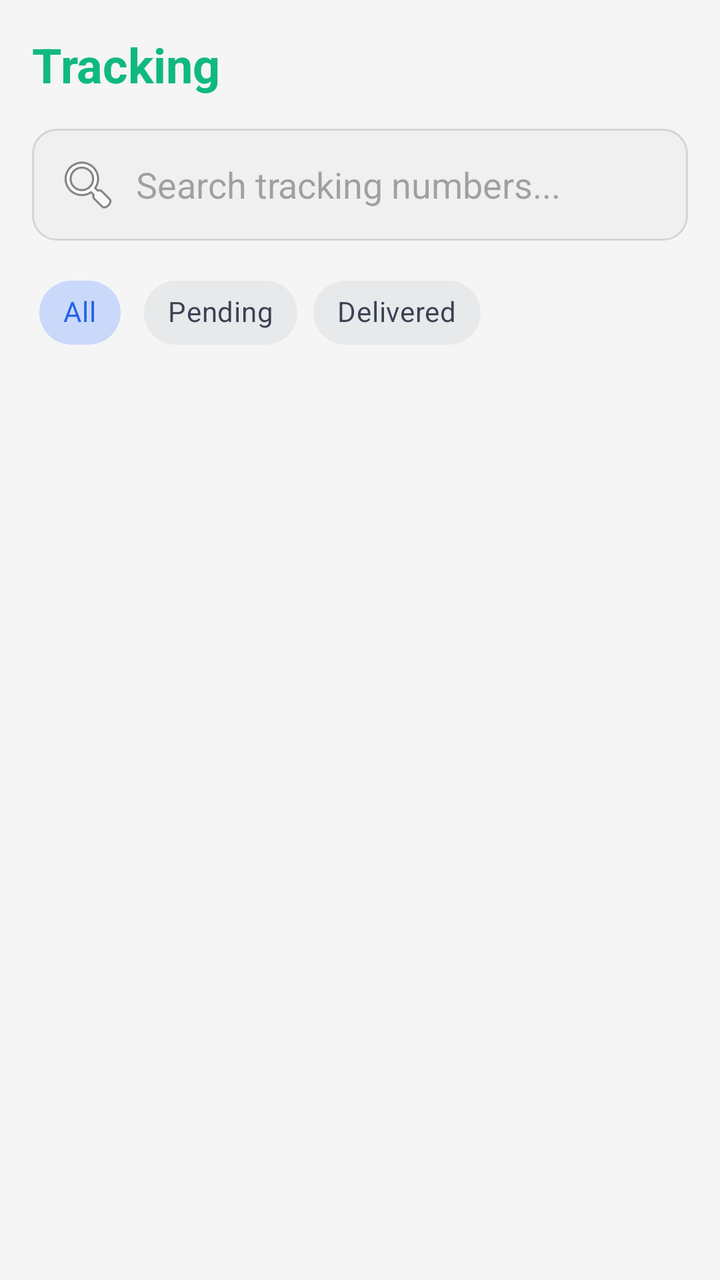
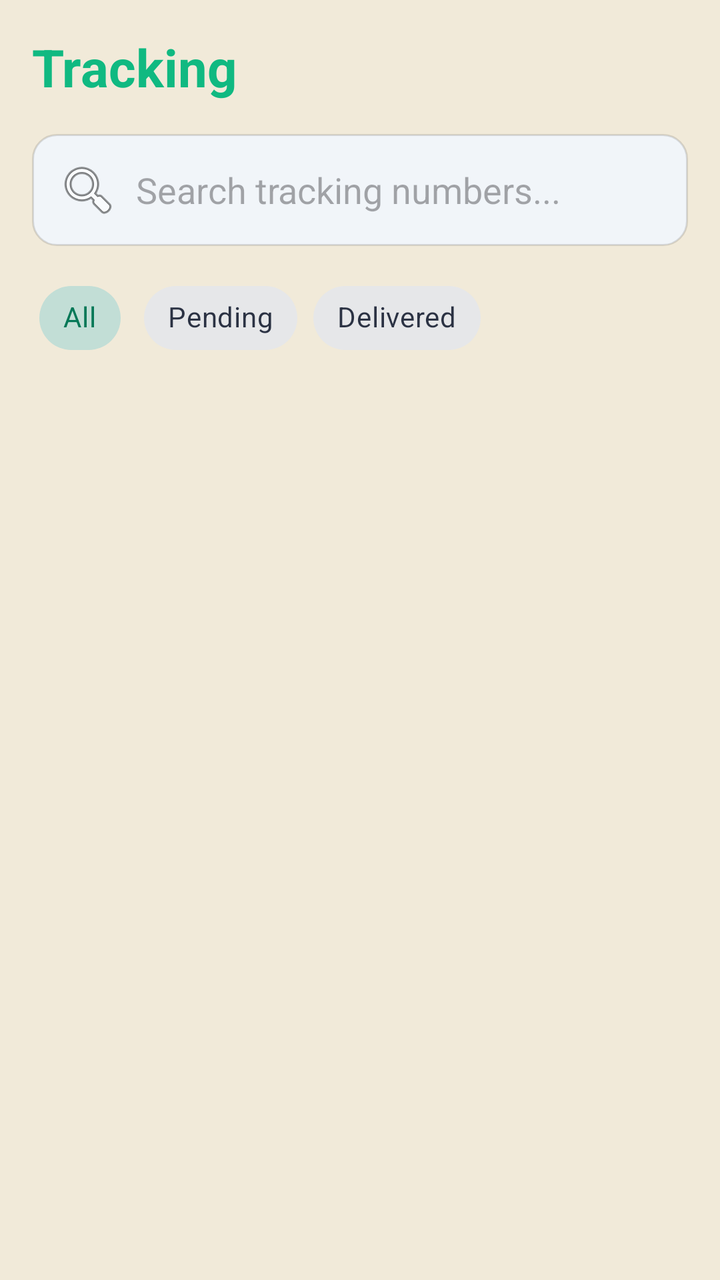

Before-and-after screenshots of an Android layout around one commit, followed by the original layout XML and the change that was made.
<!-- AndroidManifest.xml: application theme Theme.PackTracker -->
<!-- res/layout/fragment_tracking.xml -->
<?xml version="1.0" encoding="utf-8"?>
<LinearLayout xmlns:android="http://schemas.android.com/apk/res/android"
    android:layout_width="match_parent"
    android:layout_height="match_parent"
    android:orientation="vertical"
    android:background="#FFF5F5F5">

    <TextView
        android:layout_width="wrap_content"
        android:layout_height="wrap_content"
        android:text="Tracking"
        android:textColor="@color/green_primary"
        android:textSize="24sp"
        android:textStyle="bold"
        android:padding="16dp"/>

    <EditText
        android:id="@+id/editSearch"
        android:layout_width="match_parent"
        android:layout_height="wrap_content"
        android:layout_marginHorizontal="16dp"
        android:layout_marginBottom="12dp"
        android:hint="Search tracking numbers..."
        android:background="@drawable/bg_search"
        android:padding="12dp"
        android:drawableStart="@android:drawable/ic_menu_search"
        android:drawablePadding="8dp"/>

    <com.google.android.material.chip.ChipGroup
        android:id="@+id/chipGroupFilter"
        android:layout_width="match_parent"
        android:layout_height="wrap_content"
        android:paddingHorizontal="16dp"
        android:layout_marginBottom="12dp">

        <com.google.android.material.chip.Chip
            android:id="@+id/chipAll"
            android:layout_width="wrap_content"
            android:layout_height="wrap_content"
            android:text="All"
            android:checked="true"
            style="@style/Widget.MaterialComponents.Chip.Choice"/>

        <com.google.android.material.chip.Chip
            android:id="@+id/chipPending"
            android:layout_width="wrap_content"
            android:layout_height="wrap_content"
            android:text="Pending"
            style="@style/Widget.MaterialComponents.Chip.Choice"/>

        <com.google.android.material.chip.Chip
            android:id="@+id/chipDelivered"
            android:layout_width="wrap_content"
            android:layout_height="wrap_content"
            android:text="Delivered"
            style="@style/Widget.MaterialComponents.Chip.Choice"/>
    </com.google.android.material.chip.ChipGroup>

    <FrameLayout
        android:layout_width="match_parent"
        android:layout_height="match_parent">

    <androidx.recyclerview.widget.RecyclerView
        android:id="@+id/recyclerTracking"
        android:layout_width="match_parent"
        android:layout_height="match_parent"
        android:clipToPadding="false"
        android:paddingHorizontal="16dp"
        android:paddingBottom="16dp"/>

    <TextView
        android:id="@+id/tvEmptyTracking"
        android:layout_width="match_parent"
        android:layout_height="wrap_content"
        android:layout_gravity="center"
        android:gravity="center"
        android:text="No parcels found.\nAdd a tracking number to get started!"
        android:textColor="@color/on_surface_variant"
        android:textSize="14sp"
        android:visibility="gone"/>
    </FrameLayout>
</LinearLayout>
<!-- resources referenced by this layout -->
<resources>
  <color name="green_primary">#10B981</color>
  <color name="on_surface_variant">#64748B</color>
  <!-- drawable bg_search (drawable) -->
  <?xml version="1.0" encoding="utf-8"?>
  <shape xmlns:android="http://schemas.android.com/apk/res/android"
      android:shape="rectangle">
      <solid android:color="#FFF0F0F0"/>
      <corners android:radius="12dp"/>
      <stroke android:width="1dp" android:color="#20000000"/>
  </shape>
  <style name="Theme.PackTracker" parent="Theme.Material3.Light.NoActionBar">
          <item name="colorPrimary">@color/primary</item>
          <item name="colorOnPrimary">@color/white</item>
          <item name="colorPrimaryContainer">@color/primary_light</item>
          <item name="colorSecondary">@color/secondary</item>
          <item name="colorOnSecondary">@color/white</item>
          <item name="colorSurface">@color/surface</item>
          <item name="colorOnSurface">@color/on_surface</item>
          <item name="android:colorBackground">@color/background</item>
          <item name="colorSurfaceVariant">@color/grey_light</item>
          <item name="colorOnSurfaceVariant">@color/on_surface_variant</item>
          <item name="android:statusBarColor">@color/green_primary</item>
      </style>
  <color name="primary">#2563EB</color>
  <color name="white">#FFFFFF</color>
  <color name="primary_light">#EFF6FF</color>
  <color name="secondary">#10B981</color>
  <color name="surface">#FFFFFF</color>
  <color name="on_surface">#1E293B</color>
  <color name="background">#F8FAFC</color>
  <color name="grey_light">#F1F5F9</color>
</resources>

<!-- the commit's change to res/layout/fragment_tracking.xml (unified diff, before → after) -->
@@ -1,16 +1,17 @@
 <?xml version="1.0" encoding="utf-8"?>
 <LinearLayout xmlns:android="http://schemas.android.com/apk/res/android"
+    xmlns:app="http://schemas.android.com/apk/res-auto"
     android:layout_width="match_parent"
     android:layout_height="match_parent"
     android:orientation="vertical"
-    android:background="#FFF5F5F5">
+    android:background="@color/background">
 
     <TextView
         android:layout_width="wrap_content"
         android:layout_height="wrap_content"
         android:text="Tracking"
         android:textColor="@color/green_primary"
-        android:textSize="24sp"
+        android:textSize="@dimen/text_display"
         android:textStyle="bold"
         android:padding="16dp"/>
 
@@ -31,7 +32,9 @@
         android:layout_width="match_parent"
         android:layout_height="wrap_content"
         android:paddingHorizontal="16dp"
-        android:layout_marginBottom="12dp">
+        android:layout_marginBottom="12dp"
+        app:singleSelection="true"
+        app:selectionRequired="true">
 
         <com.google.android.material.chip.Chip
             android:id="@+id/chipAll"
@@ -76,7 +79,7 @@
         android:gravity="center"
         android:text="No parcels found.\nAdd a tracking number to get started!"
         android:textColor="@color/on_surface_variant"
-        android:textSize="14sp"
+        android:textSize="@dimen/text_body"
         android:visibility="gone"/>
     </FrameLayout>
 </LinearLayout>
<!-- resource entries referenced after the edit -->
@@ -1,35 +1,160 @@
 <!-- resources referenced by this layout -->
 <resources>
-  <color name="green_primary">#10B981</color>
-  <color name="on_surface_variant">#64748B</color>
+  <color name="green_primary">@color/emerald_500</color>
+  <color name="on_surface_variant">@color/slate_600</color>
+  <dimen name="text_body">14sp</dimen>
+  <dimen name="text_display">26sp</dimen>
   <!-- drawable bg_search (drawable) -->
   <?xml version="1.0" encoding="utf-8"?>
   <shape xmlns:android="http://schemas.android.com/apk/res/android"
       android:shape="rectangle">
-      <solid android:color="#FFF0F0F0"/>
+      <solid android:color="@color/surface_variant"/>
       <corners android:radius="12dp"/>
-      <stroke android:width="1dp" android:color="#20000000"/>
+      <stroke android:width="1dp" android:color="@color/shadow_soft"/>
   </shape>
-  <style name="Theme.PackTracker" parent="Theme.Material3.Light.NoActionBar">
+  <style name="Theme.PackTracker" parent="Theme.Material3.DayNight.NoActionBar">
+          
           <item name="colorPrimary">@color/primary</item>
-          <item name="colorOnPrimary">@color/white</item>
-          <item name="colorPrimaryContainer">@color/primary_light</item>
+          <item name="colorOnPrimary">@color/on_primary</item>
+          <item name="colorPrimaryContainer">@color/primary_container</item>
+          <item name="colorOnPrimaryContainer">@color/on_primary_container</item>
           <item name="colorSecondary">@color/secondary</item>
-          <item name="colorOnSecondary">@color/white</item>
+          <item name="colorOnSecondary">@color/on_secondary</item>
+          <item name="colorSecondaryContainer">@color/secondary_container</item>
+          <item name="colorOnSecondaryContainer">@color/on_secondary_container</item>
+          <item name="colorTertiary">@color/tertiary</item>
+          <item name="colorOnTertiary">@color/on_tertiary</item>
+          <item name="colorTertiaryContainer">@color/tertiary_container</item>
+          <item name="colorOnTertiaryContainer">@color/on_tertiary_container</item>
+  
+          
+          <item name="android:colorBackground">@color/background</item>
+          <item name="colorOnBackground">@color/on_background</item>
           <item name="colorSurface">@color/surface</item>
           <item name="colorOnSurface">@color/on_surface</item>
-          <item name="android:colorBackground">@color/background</item>
-          <item name="colorSurfaceVariant">@color/grey_light</item>
+          <item name="colorSurfaceVariant">@color/surface_variant</item>
           <item name="colorOnSurfaceVariant">@color/on_surface_variant</item>
-          <item name="android:statusBarColor">@color/green_primary</item>
+          <item name="colorSurfaceContainerLowest">@color/surface_container_lowest</item>
+          <item name="colorSurfaceContainerLow">@color/surface_container_low</item>
+          <item name="colorSurfaceContainer">@color/surface_container</item>
+          <item name="colorSurfaceContainerHigh">@color/surface_container_high</item>
+          <item name="colorSurfaceContainerHighest">@color/surface_container_highest</item>
+          <item name="colorSurfaceBright">@color/surface_bright</item>
+          <item name="colorSurfaceDim">@color/surface_dim</item>
+          <item name="colorOutline">@color/outline</item>
+          <item name="colorOutlineVariant">@color/outline_variant</item>
+          <item name="android:colorControlHighlight">@color/outline_variant</item>
+  
+          
+          <item name="colorError">@color/error</item>
+          <item name="colorOnError">@color/on_error</item>
+          <item name="colorErrorContainer">@color/error_container</item>
+          <item name="colorOnErrorContainer">@color/on_error_container</item>
+          <item name="colorControlNormal">@color/on_surface_variant</item>
+          <item name="android:windowLightStatusBar">@bool/light_status_bar</item>
+          <item name="android:statusBarColor">@color/surface</item>
+          <item name="android:navigationBarColor">@color/surface</item>
+          <item name="android:windowBackground">@drawable/bg_kraft_canvas</item>
+  
+          
+          <item name="materialCardViewStyle">@style/Widget.PackTracker.Card</item>
+          <item name="bottomSheetStyle">@style/Widget.PackTracker.BottomSheet</item>
+          <item name="toolbarStyle">@style/Widget.PackTracker.Toolbar</item>
+          <item name="bottomNavigationStyle">@style/Widget.PackTracker.BottomNavigation</item>
       </style>
-  <color name="primary">#2563EB</color>
-  <color name="white">#FFFFFF</color>
-  <color name="primary_light">#EFF6FF</color>
-  <color name="secondary">#10B981</color>
-  <color name="surface">#FFFFFF</color>
-  <color name="on_surface">#1E293B</color>
-  <color name="background">#F8FAFC</color>
-  <color name="grey_light">#F1F5F9</color>
+  <color name="kraft">#FFF1EAD9</color>
+  <color name="emerald_500">#FF10B981</color>
+  <color name="slate_600">#FF475569</color>
+  <color name="surface_variant">@color/slate_100</color>
+  <color name="shadow_soft">#20000000</color>
+  <color name="primary">@color/emerald_700</color>
+  <color name="on_primary">#FFFFFFFF</color>
+  <color name="primary_container">@color/emerald_100</color>
+  <color name="on_primary_container">@color/emerald_900</color>
+  <color name="secondary">@color/gold_500</color>
+  <color name="on_secondary">@color/slate_900</color>
+  <color name="secondary_container">@color/gold_100</color>
+  <color name="on_secondary_container">@color/gold_700</color>
+  <color name="tertiary">@color/emerald_500</color>
+  <color name="on_tertiary">#FFFFFFFF</color>
+  <color name="tertiary_container">@color/emerald_50</color>
+  <color name="on_tertiary_container">@color/emerald_800</color>
+  <color name="on_background">@color/slate_900</color>
+  <color name="surface">#FFFFFFFF</color>
+  <color name="on_surface">@color/slate_900</color>
+  <color name="surface_container_lowest">#FFFFFFFF</color>
+  <color name="surface_container_low">@color/slate_50</color>
+  <color name="surface_container">@color/slate_100</color>
+  <color name="surface_container_high">#FFE9EEF4</color>
+  <color name="surface_container_highest">#FFDDE5EC</color>
+  <color name="surface_bright">#FFFFFFFF</color>
+  <color name="surface_dim">@color/slate_200</color>
+  <color name="outline">@color/slate_400</color>
+  <color name="outline_variant">@color/slate_200</color>
+  <color name="error">#FFDC2626</color>
+  <color name="on_error">#FFFFFFFF</color>
+  <color name="error_container">#FFFEE2E2</color>
+  <color name="on_error_container">#FF7F1D1D</color>
+  <!-- drawable bg_kraft_canvas (drawable) -->
+  <?xml version="1.0" encoding="utf-8"?>
+  <bitmap xmlns:android="http://schemas.android.com/apk/res/android"
+      android:src="@drawable/bg_kraft_tile"
+      android:tileModeX="repeat"
+      android:tileModeY="repeat" />
+  <style name="Widget.PackTracker.Card" parent="Widget.Material3.CardView.Filled">
+          <item name="cardBackgroundColor">@color/surface</item>
+          <item name="strokeColor">@color/card_stroke</item>
+          <item name="strokeWidth">1dp</item>
+          <item name="cardCornerRadius">@dimen/radius_card</item>
+          <item name="cardElevation">@dimen/elevation_card</item>
+      </style>
+  <style name="Widget.PackTracker.BottomSheet" parent="Widget.Material3.BottomSheet.Modal">
+          <item name="backgroundTint">@color/surface</item>
+          <item name="shapeAppearanceOverlay">@style/ShapeAppearance.PackTracker.BottomSheet</item>
+      </style>
+  <style name="Widget.PackTracker.Toolbar" parent="Widget.Material3.Toolbar">
+          <item name="android:background">@color/surface</item>
+          <item name="titleTextAppearance">@style/TextAppearance.PackTracker.ToolbarTitle</item>
+          <item name="titleTextColor">@color/on_surface</item>
+          <item name="subtitleTextColor">@color/on_surface_variant</item>
+          <item name="navigationIconTint">@color/on_surface</item>
+      </style>
+  <style name="Widget.PackTracker.BottomNavigation" parent="Widget.Material3.BottomNavigationView">
+          <item name="android:background">@color/surface</item>
+          <item name="itemIconTint">@color/bottom_nav_color</item>
+          <item name="itemTextColor">@color/bottom_nav_color</item>
+          <item name="labelVisibilityMode">labeled</item>
+      </style>
+  <color name="slate_100">#FFF1F5F9</color>
+  <color name="emerald_700">#FF047857</color>
+  <color name="emerald_100">#FFD1FAE5</color>
+  <color name="emerald_900">#FF064E3B</color>
+  <color name="gold_500">#FFD4AF37</color>
+  <color name="slate_900">#FF0F172A</color>
+  <color name="gold_100">#FFFEF3C7</color>
+  <color name="gold_700">#FF856404</color>
+  <color name="emerald_50">#FFECFDF5</color>
+  <color name="emerald_800">#FF065F46</color>
+  <color name="slate_50">#FFF8FAFC</color>
+  <color name="slate_200">#FFE2E8F0</color>
+  <color name="slate_400">#FF94A3B8</color>
+  <!-- drawable bg_kraft_tile: png bitmap (drawable-nodpi, 130 bytes) -->
+  <color name="card_stroke">@color/slate_200</color>
+  <dimen name="radius_card">16dp</dimen>
+  <dimen name="elevation_card">0dp</dimen>
+  <style name="ShapeAppearance.PackTracker.BottomSheet" parent="">
+          <item name="cornerFamily">rounded</item>
+          <item name="cornerSizeTopLeft">24dp</item>
+          <item name="cornerSizeTopRight">24dp</item>
+          <item name="cornerSizeBottomLeft">0dp</item>
+          <item name="cornerSizeBottomRight">0dp</item>
+      </style>
+  <style name="TextAppearance.PackTracker.ToolbarTitle" parent="TextAppearance.MaterialComponents.Headline6">
+          <item name="android:fontFamily">@font/archivo_black</item>
+          <item name="android:textColor">@color/on_background</item>
+          <item name="android:textSize">@dimen/text_title</item>
+      </style>
+  <dimen name="text_title">16sp</dimen>
+  <color name="background">@color/kraft</color>
 </resources>
 
